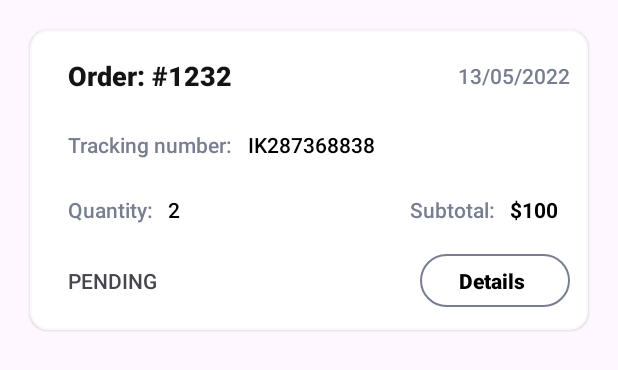
After one commit to nikolozgabashvili/Tbc-Academy-Android, an Android app: the layout item_order.xml on its own in the app's theme, with its tools: preview values and no code run, on a phone screen of 412 x 824 dp. The commit adds this screen. Shown: the top 370 px of the screen. Run offline under Robolectric (Android 15) with nearby library versions, the phone set to English and light mode, and no system bars.

Commit message:
first page done

```diff
--- a/app/src/main/java/com/example/tbcacademyhomework/MainActivity.kt
+++ b/app/src/main/java/com/example/tbcacademyhomework/MainActivity.kt
@@ -16,12 +16,14 @@ class MainActivity : AppCompatActivity() {
         setContentView(binding.root)
         handleEdgeToEdge()
 
+        supportFragmentManager.beginTransaction()
+            .replace(R.id.fragmentContainer, OrderListFragment()).commit()
 
     }
 
     private fun handleEdgeToEdge() {
         enableEdgeToEdge()
-        ViewCompat.setOnApplyWindowInsetsListener(binding.main) { view, insets ->
+        ViewCompat.setOnApplyWindowInsetsListener(binding.fragmentContainer) { view, insets ->
             val systemBars = insets.getInsets(WindowInsetsCompat.Type.systemBars())
             val imeInsets = insets.getInsets(WindowInsetsCompat.Type.ime())
             val bottomPadding = if (imeInsets.bottom == 0) systemBars.bottom else imeInsets.bottom
--- /dev/null
+++ b/app/src/main/res/drawable/bg_btn_gray.xml
@@ -0,0 +1,6 @@
+<?xml version="1.0" encoding="utf-8"?>
+<shape xmlns:android="http://schemas.android.com/apk/res/android">
+    <corners android:radius="@dimen/size30"/>
+    <solid android:color="@color/gray"/>
+
+</shape>
--- /dev/null
+++ b/app/src/main/res/drawable/bg_outlined.xml
@@ -0,0 +1,6 @@
+<?xml version="1.0" encoding="utf-8"?>
+<shape xmlns:android="http://schemas.android.com/apk/res/android">
+    <stroke android:width="@dimen/size1" android:color="@color/neutrals4"/>
+    <corners android:radius="@dimen/size18"/>
+
+</shape>
--- /dev/null
+++ b/app/src/main/res/layout/item_order.xml
@@ -0,0 +1,155 @@
+<?xml version="1.0" encoding="utf-8"?>
+<com.google.android.material.card.MaterialCardView xmlns:android="http://schemas.android.com/apk/res/android"
+    xmlns:app="http://schemas.android.com/apk/res-auto"
+    xmlns:tools="http://schemas.android.com/tools"
+    android:layout_width="match_parent"
+    android:layout_height="wrap_content"
+    android:layout_marginHorizontal="@dimen/size20"
+    android:layout_marginTop="20dp"
+    app:cardBackgroundColor="@color/white"
+    app:cardElevation="@dimen/size1"
+    app:strokeColor="@color/stroke">
+
+    <androidx.constraintlayout.widget.ConstraintLayout
+        android:layout_width="match_parent"
+        android:layout_height="wrap_content">
+
+        <androidx.appcompat.widget.AppCompatTextView
+            android:id="@+id/tvOrderId"
+            android:layout_width="wrap_content"
+            android:layout_height="wrap_content"
+            android:layout_marginStart="@dimen/size25"
+            android:layout_marginTop="@dimen/size18"
+            android:fontFamily="sans-serif-black"
+            android:textColor="@color/text_dark"
+            android:textSize="@dimen/textSize18"
+            android:textStyle="bold"
+            app:layout_constraintStart_toStartOf="parent"
+            app:layout_constraintTop_toTopOf="parent"
+            tools:text="Order: #1232" />
+
+        <androidx.appcompat.widget.AppCompatTextView
+            android:id="@+id/tvDate"
+            android:layout_width="wrap_content"
+            android:layout_height="wrap_content"
+            android:layout_marginEnd="@dimen/size12"
+            android:fontFamily="sans-serif-medium"
+            android:textColor="@color/neutrals4"
+            app:layout_constraintBottom_toBottomOf="@id/tvOrderId"
+            app:layout_constraintEnd_toEndOf="parent"
+            app:layout_constraintTop_toTopOf="@id/tvOrderId"
+            tools:text="13/05/2022" />
+
+        <androidx.appcompat.widget.AppCompatTextView
+            android:id="@+id/tvTrackingNumberKey"
+            android:layout_width="wrap_content"
+            android:layout_height="wrap_content"
+            android:layout_marginStart="@dimen/size25"
+            android:layout_marginTop="@dimen/size24"
+            android:fontFamily="sans-serif-medium"
+            android:text="@string/tracking_number"
+            android:textColor="@color/neutrals4"
+            app:layout_constraintStart_toStartOf="parent"
+            app:layout_constraintTop_toBottomOf="@id/tvOrderId" />
+
+        <androidx.appcompat.widget.AppCompatTextView
+            android:id="@+id/tvTrackingNumber"
+            android:layout_width="wrap_content"
+            android:layout_height="wrap_content"
+            android:layout_marginStart="@dimen/size10"
+            android:fontFamily="sans-serif-medium"
+            android:textColor="@color/black"
+            app:layout_constraintBottom_toBottomOf="@id/tvTrackingNumberKey"
+            app:layout_constraintStart_toEndOf="@id/tvTrackingNumberKey"
+            app:layout_constraintTop_toTopOf="@id/tvTrackingNumberKey"
+            tools:text="IK287368838" />
+
+
+        <androidx.appcompat.widget.AppCompatTextView
+            android:id="@+id/tvQuantityKey"
+            android:layout_width="wrap_content"
+            android:layout_height="wrap_content"
+            android:layout_marginStart="@dimen/size25"
+            android:layout_marginTop="@dimen/size24"
+            android:fontFamily="sans-serif-medium"
+            android:text="@string/quantity"
+            android:textColor="@color/neutrals4"
+            app:layout_constraintStart_toStartOf="parent"
+            app:layout_constraintTop_toBottomOf="@id/tvTrackingNumberKey" />
+
+        <androidx.appcompat.widget.AppCompatTextView
+            android:id="@+id/tvQuantity"
+            android:layout_width="wrap_content"
+            android:layout_height="wrap_content"
+            android:layout_marginStart="@dimen/size10"
+            android:fontFamily="sans-serif-medium"
+            android:textColor="@color/black"
+            app:layout_constraintBottom_toBottomOf="@id/tvQuantityKey"
+            app:layout_constraintStart_toEndOf="@id/tvQuantityKey"
+            app:layout_constraintTop_toTopOf="@id/tvQuantityKey"
+            tools:text="2" />
+
+
+        <androidx.appcompat.widget.AppCompatTextView
+            android:id="@+id/tvSubtotalKey"
+            android:layout_width="wrap_content"
+            android:layout_height="wrap_content"
+            android:layout_marginEnd="@dimen/size10"
+            android:fontFamily="sans-serif-medium"
+            android:text="@string/subtotal"
+            android:textColor="@color/neutrals4"
+            app:layout_constraintBottom_toBottomOf="@id/tvSubtotal"
+            app:layout_constraintEnd_toStartOf="@id/tvSubtotal"
+            app:layout_constraintTop_toTopOf="@id/tvSubtotal" />
+
+        <androidx.appcompat.widget.AppCompatTextView
+            android:id="@+id/tvSubtotal"
+            android:layout_width="wrap_content"
+            android:layout_height="wrap_content"
+            android:layout_marginStart="@dimen/size10"
+            android:layout_marginEnd="@dimen/size20"
+            android:fontFamily="sans-serif"
+            android:textColor="@color/black"
+            android:textStyle="bold"
+            app:layout_constraintBottom_toBottomOf="@id/tvQuantityKey"
+            app:layout_constraintEnd_toEndOf="parent"
+            app:layout_constraintTop_toTopOf="@id/tvQuantityKey"
+            tools:text="$100" />
+
+        <androidx.appcompat.widget.AppCompatTextView
+            android:id="@+id/tvStatus"
+            android:layout_width="wrap_content"
+            android:layout_height="wrap_content"
+            android:layout_marginStart="@dimen/size25"
+            android:fontFamily="sans-serif-medium"
+            app:layout_constraintBottom_toBottomOf="@id/btnDetails"
+            app:layout_constraintStart_toStartOf="parent"
+            app:layout_constraintTop_toTopOf="@id/btnDetails"
+            tools:text="PENDING" />
+
+        <androidx.appcompat.widget.AppCompatButton
+            android:id="@+id/btnDetails"
+            android:layout_width="wrap_content"
+            android:layout_height="@dimen/size35"
+
+            android:layout_marginTop="@dimen/size20"
+            android:layout_marginEnd="@dimen/size12"
+            android:layout_marginBottom="@dimen/size15"
+            android:background="@drawable/bg_outlined"
+            android:fontFamily="sans-serif-medium"
+            android:paddingStart="@dimen/size26"
+            android:paddingEnd="@dimen/size30"
+            android:text="@string/details"
+            android:textAllCaps="false"
+            android:textColor="@color/black"
+            android:textSize="@dimen/textSize14"
+            android:textStyle="bold"
+            app:layout_constraintBottom_toBottomOf="parent"
+            app:layout_constraintEnd_toEndOf="parent"
+            app:layout_constraintTop_toBottomOf="@id/tvSubtotalKey" />
+
+
+    </androidx.constraintlayout.widget.ConstraintLayout>
+
+
+</com.google.android.material.card.MaterialCardView>
--- a/app/src/main/res/values/colors.xml
+++ b/app/src/main/res/values/colors.xml
@@ -4,7 +4,13 @@
     <color name="white">#FFFFFFFF</color>
     <color name="app_background">#E2E2E2</color>
     <color name="text_error">#FF5454</color>
-
+    <color name="text_dark">#141416</color>
+    <color name="neutrals4">#777E90</color>
+    <color name="pending">#CF6212</color>
+    <color name="delivered">#009254</color>
+    <color name="cancelled">#C50000</color>
+    <color name="gray">#43484B</color>
+    <color name="stroke">#F9F9F9</color>
 
 
 </resources>
--- a/app/src/main/res/values/dimens.xml
+++ b/app/src/main/res/values/dimens.xml
@@ -51,6 +51,9 @@
     <dimen name="textSize26">26sp</dimen>
     <dimen name="textSize28">28sp</dimen>
     <dimen name="textSize30">30sp</dimen>
+    <dimen name="size25">25dp</dimen>
+    <dimen name="size35">35dp</dimen>
+    <dimen name="size15">15dp</dimen>
 
 
 </resources>
--- a/app/src/main/res/values/strings.xml
+++ b/app/src/main/res/values/strings.xml
@@ -1,3 +1,13 @@
 <resources>
     <string name="app_name">TbcAcademyHomework</string>
+    <string name="tracking_number">Tracking number:</string>
+    <string name="quantity">Quantity:</string>
+    <string name="subtotal">Subtotal:</string>
+    <string name="details">Details</string>
+    <string name="order_name">Order #%1$s</string>
+    <string name="subtotal_value">$%1$s</string>
+    <string name="my_orders">My Orders</string>
+    <string name="pending">Pending</string>
+    <string name="delivered">Delivered</string>
+    <string name="cancelled">Cancelled</string>
 </resources>
```
Also changed, not shown: app/src/main/java/com/example/tbcacademyhomework/Ext.kt (added, +25 -0 lines), app/src/main/java/com/example/tbcacademyhomework/OrderDetailsFragment.kt (added, +59 -0 lines), app/src/main/java/com/example/tbcacademyhomework/OrderListFragment.kt (added, +88 -0 lines), app/src/main/java/com/example/tbcacademyhomework/order/Order.kt (added, +13 -0 lines), app/src/main/java/com/example/tbcacademyhomework/order/OrderAdapter.kt (added, +64 -0 lines), app/src/main/java/com/example/tbcacademyhomework/order/OrderDatabase.kt (added, +65 -0 lines), app/src/main/java/com/example/tbcacademyhomework/order/OrderStatus.kt (added, +10 -0 lines), app/src/main/res/layout/activity_main.xml (+4 -3 lines), app/src/main/res/layout/fragment_order_details.xml (added, +13 -0 lines), app/src/main/res/layout/fragment_order_list.xml (added, +74 -0 lines).
